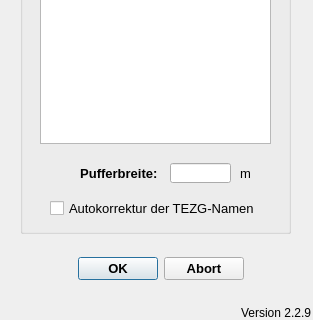
Above: qkan/linkflaechen/resources/application_assigntgeb.ui from hoettges/QKan before the change; both pictures show x 0 to 313 and y 207 to 527 of the 313 by 527 pixel window. Below: the same form after it.
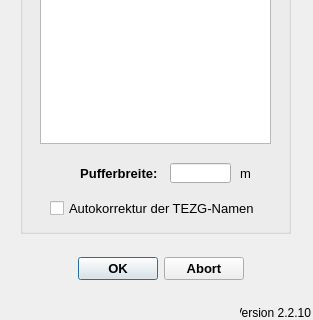
That is the form after the change.

Patch:
```diff
--- a/qkan/linkflaechen/resources/application_assigntgeb.ui
+++ b/qkan/linkflaechen/resources/application_assigntgeb.ui
@@ -247,7 +247,7 @@
     <string>Version QKan Import</string>
    </property>
    <property name="text">
-    <string>Version 2.2.9</string>
+    <string>Version 2.2.10</string>
    </property>
    <property name="alignment">
     <set>Qt::AlignRight|Qt::AlignTrailing|Qt::AlignVCenter</set>
```
